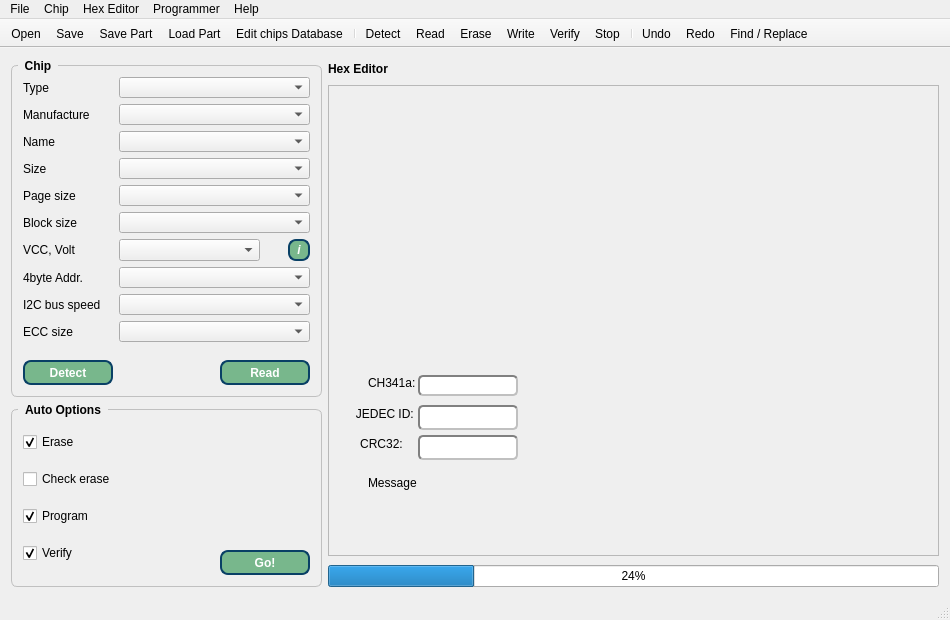
This is IMSProg_programmer/mainwindow.ui in bigbigmdm/IMSProg as Qt 5 draws it before an edit. The edited form follows.
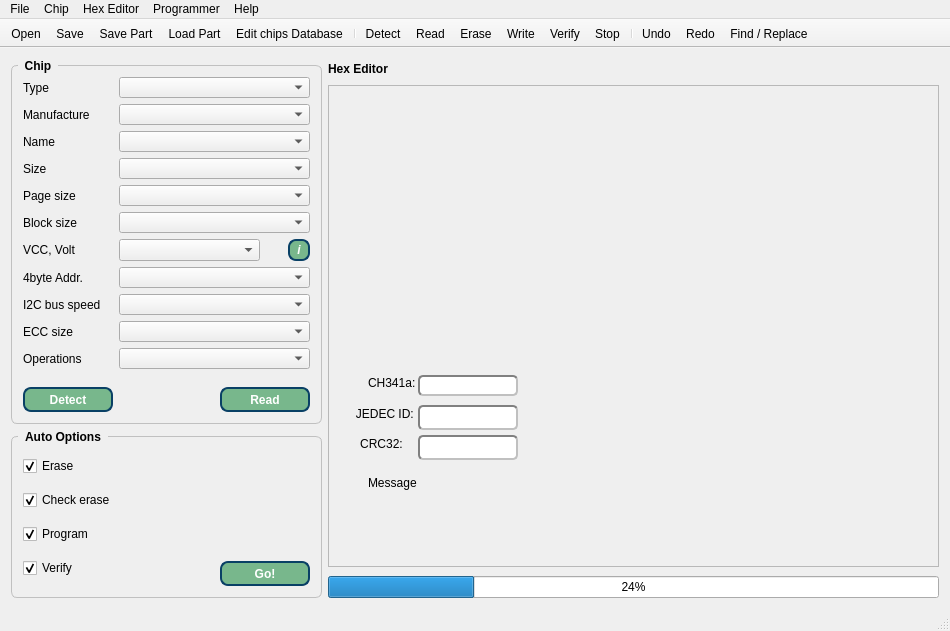
This is the edited form. Icons and pictures are not drawn.

Commit message: Added: support for the spare area for NAND flash memory

Diff of the .ui file:
```diff
--- a/IMSProg_programmer/mainwindow.ui
+++ b/IMSProg_programmer/mainwindow.ui
@@ -7,7 +7,7 @@
     <x>0</x>
     <y>0</y>
     <width>950</width>
-    <height>620</height>
+    <height>631</height>
    </rect>
   </property>
   <property name="sizePolicy">
@@ -525,7 +525,7 @@
            </property>
           </widget>
          </item>
-         <item row="10" column="0">
+         <item row="11" column="0">
           <spacer name="verticalSpacer_2">
            <property name="orientation">
             <enum>Qt::Vertical</enum>
@@ -538,7 +538,7 @@
            </property>
           </spacer>
          </item>
-         <item row="10" column="1">
+         <item row="11" column="1">
           <spacer name="verticalSpacer_3">
            <property name="orientation">
             <enum>Qt::Vertical</enum>
@@ -551,7 +551,7 @@
            </property>
           </spacer>
          </item>
-         <item row="11" column="0">
+         <item row="12" column="0">
           <widget class="QPushButton" name="pushButton_2">
            <property name="minimumSize">
             <size>
@@ -573,7 +573,7 @@
            </property>
           </widget>
          </item>
-         <item row="11" column="1">
+         <item row="12" column="1">
           <layout class="QHBoxLayout" name="horizontalLayout">
            <item>
             <spacer name="horizontalSpacer">
@@ -612,6 +612,41 @@
            </item>
           </layout>
          </item>
+         <item row="10" column="0">
+          <widget class="QLabel" name="label_12">
+           <property name="text">
+            <string>Operations</string>
+           </property>
+          </widget>
+         </item>
+         <item row="10" column="1">
+          <widget class="QComboBox" name="comboBox_raw">
+           <property name="minimumSize">
+            <size>
+             <width>111</width>
+             <height>21</height>
+            </size>
+           </property>
+           <property name="maximumSize">
+            <size>
+             <width>250</width>
+             <height>21</height>
+            </size>
+           </property>
+           <property name="font">
+            <font>
+             <weight>75</weight>
+             <bold>true</bold>
+            </font>
+           </property>
+           <property name="sizeAdjustPolicy">
+            <enum>QComboBox::AdjustToMinimumContentsLengthWithIcon</enum>
+           </property>
+           <property name="minimumContentsLength">
+            <number>22</number>
+           </property>
+          </widget>
+         </item>
         </layout>
        </widget>
       </item>
@@ -673,6 +708,9 @@
              <property name="text">
               <string>Check erase</string>
              </property>
+             <property name="checked">
+              <bool>true</bool>
+             </property>
             </widget>
            </item>
            <item>
```
